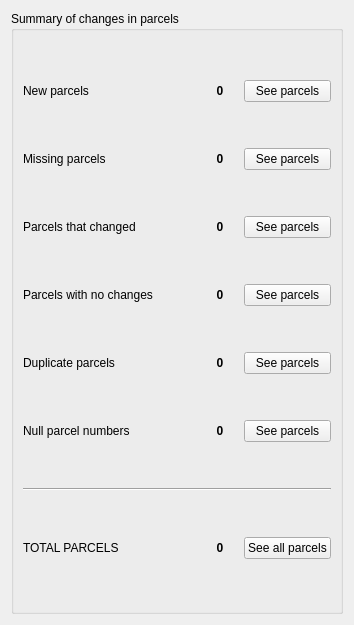
Old version of the form asistente_ladm_col/ui/change_detection/parcels_changes_summary_panel_widget.ui in the repository SwissTierrasColombia/Asistente-LADM-COL.
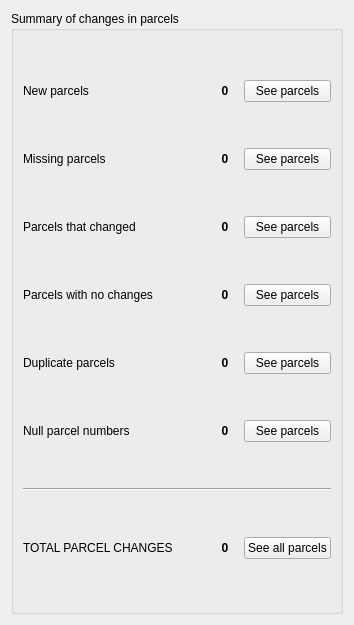
New version of the form.

Commit message: [changes] List missing parcels in 'All parcels panel'; Zoom to/Select features when going from summary to 'All parcels panel'

Patch:
```diff
--- a/asistente_ladm_col/ui/change_detection/parcels_changes_summary_panel_widget.ui
+++ b/asistente_ladm_col/ui/change_detection/parcels_changes_summary_panel_widget.ui
@@ -52,7 +52,7 @@
       <item row="7" column="0">
        <widget class="QLabel" name="lbl_total_parcels">
         <property name="text">
-         <string>TOTAL PARCELS</string>
+         <string>TOTAL PARCEL CHANGES</string>
         </property>
        </widget>
       </item>
```
The commit also changes 4 other files.
